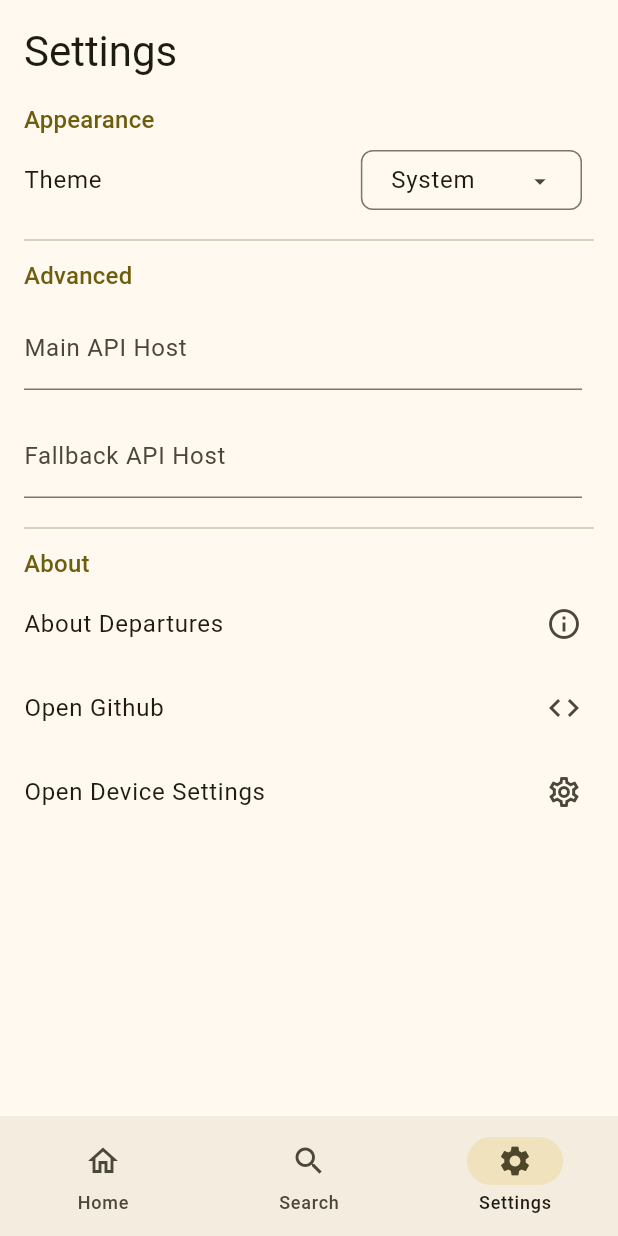
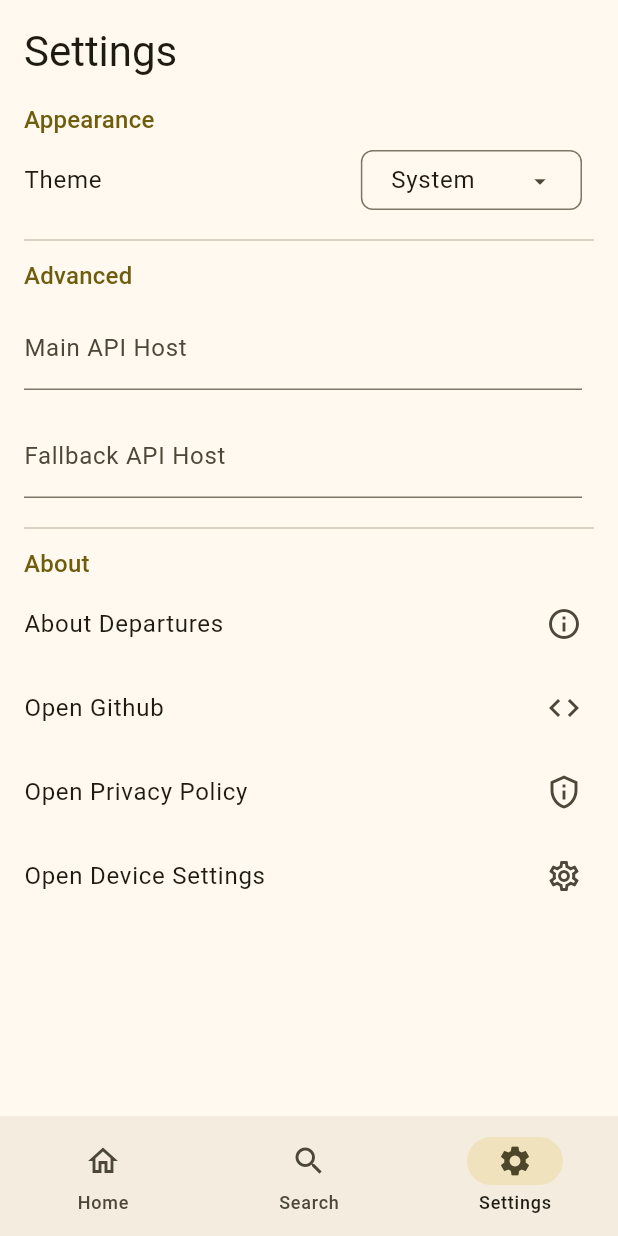
Before and after one commit to drenkmann/departures, a Flutter app: the screen it shows after launch, item 3 of the bottom bar chosen, on a phone screen of 412 x 824 dp. Run offline on Flutter 3.47's test engine with Material 3 defaults, Android fonts, the phone set to English and light mode, and no system bars; our stand-ins replace geolocator, package_info_plus, shared_preferences; generated files the repository leaves out were written again.

Commit message:
feat(settings): add button to open privacy policy

```diff
--- a/lib/l10n/intl_de.arb
+++ b/lib/l10n/intl_de.arb
@@ -34,6 +34,7 @@
     "settingsFallbackHostLabel": "Sekundärer API Host",
     "settingsAboutAppButton": "Über diese App",
     "settingsOpenGithubButton": "Github öffnen",
+    "settingsOpenPrivacyPolicyButton": "Datenschutzrichtlinie öffnen",
     "settingsOpenDeviceSettingsButton": "Geräte Einstellungen öffnen",
     "searchBarPlaceholder": "Haltestelle eingeben",
     "loadMore": "Mehr laden"
--- a/lib/l10n/intl_en.arb
+++ b/lib/l10n/intl_en.arb
@@ -124,6 +124,8 @@
     "@settingsOpenDeviceSettingsButton": {},
     "settingsOpenGithubButton": "Open Github",
     "@settingsOpenGithubButton": {},
+    "settingsOpenPrivacyPolicyButton": "Open Privacy Policy",
+    "@settingsOpenPrivacyPolicyButton": {},
     "searchBarPlaceholder": "Enter station name",
     "@searchBarPlaceholder": {
         "description": "Placeholder for station search bar"
--- a/lib/settings_page.dart
+++ b/lib/settings_page.dart
@@ -201,6 +201,15 @@ class _SettingsPageState extends State<SettingsPage> {
                 },
               ),
               ListTile(
+                title: Text(appLocalizations.settingsOpenPrivacyPolicyButton),
+                trailing: const Icon(Icons.privacy_tip_outlined),
+                onTap: () async {
+                  if (!await launchUrlString("https://github.com/drenkmann/departures")) {
+                    throw Exception("Could not open github URL");
+                  }
+                },
+              ),
+              ListTile(
                 title: Text(appLocalizations.settingsOpenDeviceSettingsButton),
                 trailing: const Icon(Icons.settings_outlined),
                 onTap: Geolocator.openAppSettings,
```
